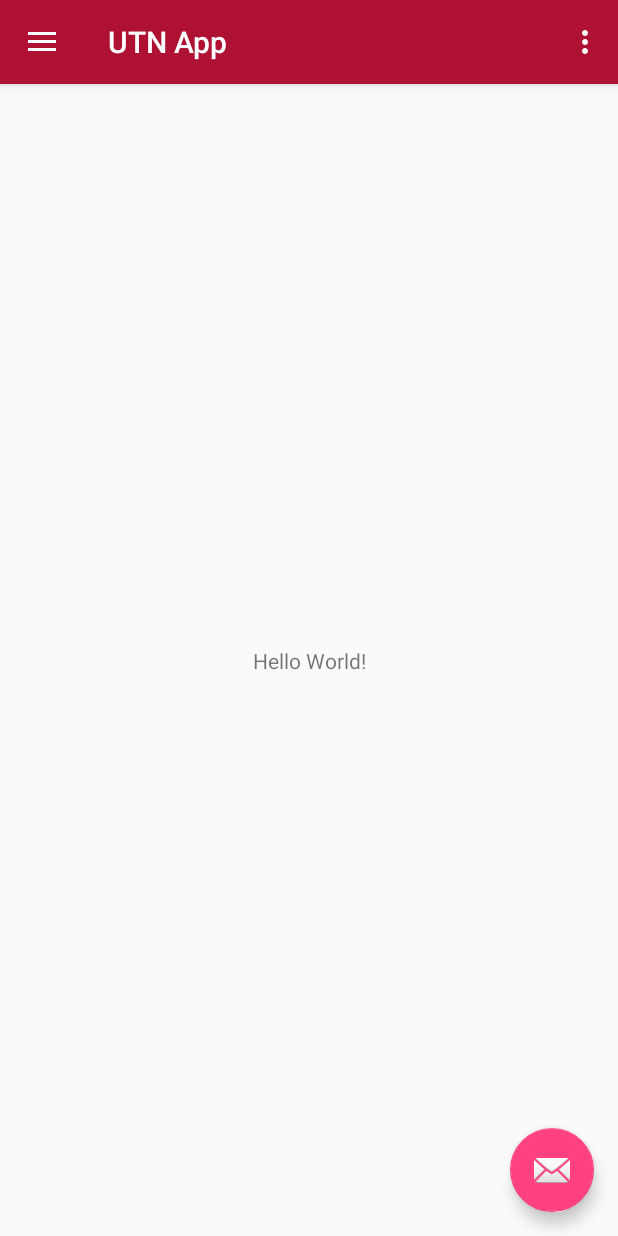
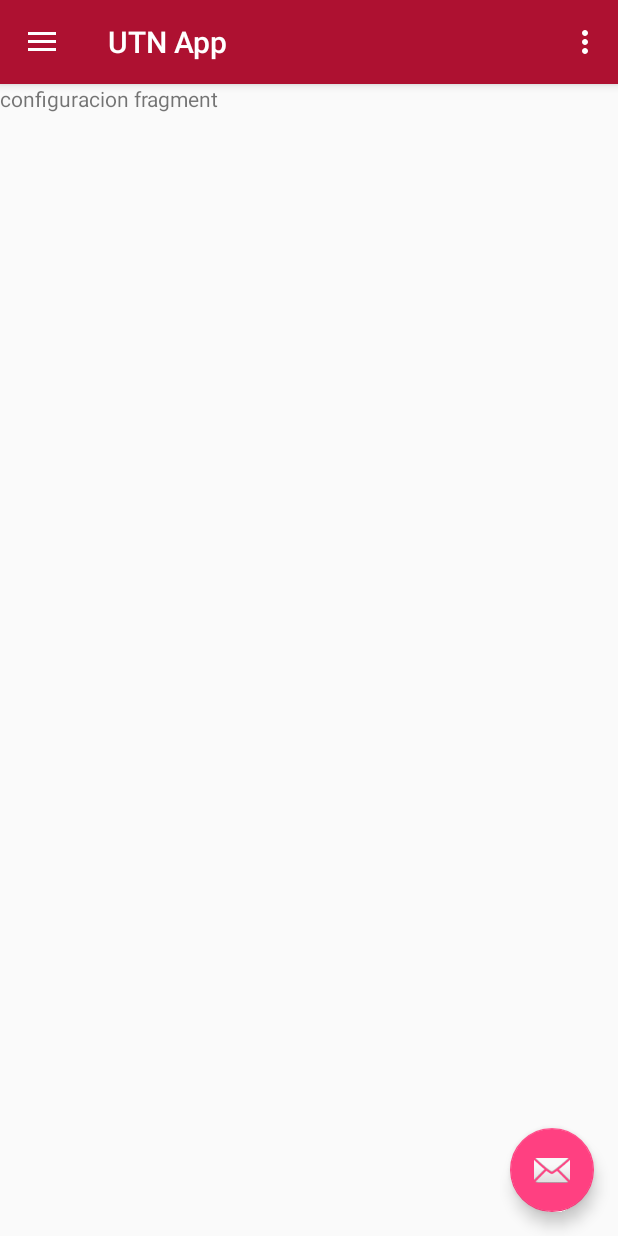
Before and after one commit to UTN-FRBA-Mobile/UTNApp, an Android app: the MainActivity screen opened directly, with no data from a screen before it, in the side drawer, after a tap on "Configuración", on a phone screen of 412 x 824 dp. Run offline under Robolectric (Android 15) with nearby library versions, the phone set to English and light mode, and no system bars.

Commit message:
crear fragments para las distintas pantallas

```diff
--- a/app/build.gradle
+++ b/app/build.gradle
@@ -27,5 +27,6 @@ dependencies {
     compile 'com.android.support:appcompat-v7:25.3.1'
     compile 'com.android.support:design:25.3.1'
     compile 'com.android.support.constraint:constraint-layout:1.0.2'
+    compile 'com.android.support:support-v4:25.3.1'
     testCompile 'junit:junit:4.12'
 }
--- a/app/src/main/AndroidManifest.xml
+++ b/app/src/main/AndroidManifest.xml
@@ -27,6 +27,7 @@
                 <action android:name="android.intent.action.MAIN" />
                 <category android:name="android.intent.category.LAUNCHER" />
             </intent-filter>
+
         </activity>
     </application>
 
--- /dev/null
+++ b/app/src/main/java/mobile20171c/utnapp/ConfiguracionFragment.java
@@ -0,0 +1,30 @@
+package mobile20171c.utnapp;
+
+import android.os.Bundle;
+import android.support.v4.app.Fragment;
+import android.view.LayoutInflater;
+import android.view.View;
+import android.view.ViewGroup;
+
+
+/**
+ * A simple {@link Fragment} subclass.
+ */
+public class ConfiguracionFragment extends Fragment {
+
+    public ConfiguracionFragment() {
+        // Required empty public constructor
+    }
+
+    public static ConfiguracionFragment newInstance() {
+        return new ConfiguracionFragment();
+    }
+
+    @Override
+    public View onCreateView(LayoutInflater inflater, ViewGroup container,
+                             Bundle savedInstanceState) {
+        // Inflate the layout for this fragment
+        return inflater.inflate(R.layout.fragment_configuracion, container, false);
+    }
+
+}
--- /dev/null
+++ b/app/src/main/java/mobile20171c/utnapp/CursosFragment.java
@@ -0,0 +1,30 @@
+package mobile20171c.utnapp;
+
+import android.os.Bundle;
+import android.support.v4.app.Fragment;
+import android.view.LayoutInflater;
+import android.view.View;
+import android.view.ViewGroup;
+
+
+/**
+ * A simple {@link Fragment} subclass.
+ */
+public class CursosFragment extends Fragment {
+
+    public CursosFragment() {
+        // Required empty public constructor
+    }
+
+    public static CursosFragment newInstance() {
+        return new CursosFragment();
+    }
+
+    @Override
+    public View onCreateView(LayoutInflater inflater, ViewGroup container,
+                             Bundle savedInstanceState) {
+        // Inflate the layout for this fragment
+        return inflater.inflate(R.layout.fragment_cursos, container, false);
+    }
+
+}
--- a/app/src/main/java/mobile20171c/utnapp/MainActivity.java
+++ b/app/src/main/java/mobile20171c/utnapp/MainActivity.java
@@ -40,6 +40,10 @@ public class MainActivity extends AppCompatActivity
 
         NavigationView navigationView = (NavigationView) findViewById(R.id.nav_view);
         navigationView.setNavigationItemSelectedListener(this);
+
+        getSupportFragmentManager().beginTransaction()
+                .replace(R.id.fragmentContainer, NoticiasFragment.newInstance(), "Fragment")
+                .commit();
     }
 
     @Override
@@ -81,13 +85,21 @@ public class MainActivity extends AppCompatActivity
         int id = item.getItemId();
 
         if (id == R.id.mis_cursos) {
-
+            getSupportFragmentManager().beginTransaction()
+                    .replace(R.id.fragmentContainer, CursosFragment.newInstance(), "Fragment")
+                    .commit();
         } else if (id == R.id.calendario) {
-
+            getSupportFragmentManager().beginTransaction()
+                    .replace(R.id.fragmentContainer, CalendarioFragment.newInstance(), "Fragment")
+                    .commit();
         } else if (id == R.id.noticias) {
-
+            getSupportFragmentManager().beginTransaction()
+                    .replace(R.id.fragmentContainer, NoticiasFragment.newInstance(), "Fragment")
+                    .commit();
         } else if (id == R.id.configuracion) {
-
+            getSupportFragmentManager().beginTransaction()
+                    .replace(R.id.fragmentContainer, ConfiguracionFragment.newInstance(), "Fragment")
+                    .commit();
         } else if (id == R.id.logout) {
 
         }
--- /dev/null
+++ b/app/src/main/java/mobile20171c/utnapp/NoticiasFragment.java
@@ -0,0 +1,30 @@
+package mobile20171c.utnapp;
+
+import android.os.Bundle;
+import android.support.v4.app.Fragment;
+import android.view.LayoutInflater;
+import android.view.View;
+import android.view.ViewGroup;
+
+
+/**
+ * A simple {@link Fragment} subclass.
+ */
+public class NoticiasFragment extends Fragment {
+
+    public NoticiasFragment() {
+        // Required empty public constructor
+    }
+
+    public static NoticiasFragment newInstance() {
+        return new NoticiasFragment();
+    }
+
+    @Override
+    public View onCreateView(LayoutInflater inflater, ViewGroup container,
+                             Bundle savedInstanceState) {
+        // Inflate the layout for this fragment
+        return inflater.inflate(R.layout.fragment_noticias, container, false);
+    }
+
+}
--- a/app/src/main/res/layout/content_main.xml
+++ b/app/src/main/res/layout/content_main.xml
@@ -8,13 +8,7 @@
     tools:context="mobile20171c.utnapp.MainActivity"
     tools:showIn="@layout/app_bar_main">
 
-    <TextView
-        android:layout_width="wrap_content"
-        android:layout_height="wrap_content"
-        android:text="Hello World!"
-        app:layout_constraintBottom_toBottomOf="parent"
-        app:layout_constraintLeft_toLeftOf="parent"
-        app:layout_constraintRight_toRightOf="parent"
-        app:layout_constraintTop_toTopOf="parent" />
-
+    <FrameLayout android:id="@+id/fragmentContainer"
+        android:layout_width="match_parent"
+        android:layout_height="match_parent" />
 </android.support.constraint.ConstraintLayout>
--- /dev/null
+++ b/app/src/main/res/layout/fragment_configuracion.xml
@@ -0,0 +1,13 @@
+<FrameLayout xmlns:android="http://schemas.android.com/apk/res/android"
+    xmlns:tools="http://schemas.android.com/tools"
+    android:layout_width="match_parent"
+    android:layout_height="match_parent"
+    tools:context="mobile20171c.utnapp.ConfiguracionFragment">
+
+    <!-- TODO: Update blank fragment layout -->
+    <TextView
+        android:layout_width="match_parent"
+        android:layout_height="match_parent"
+        android:text="@string/hello_configuracion_fragment" />
+
+</FrameLayout>
--- a/app/src/main/res/values/strings.xml
+++ b/app/src/main/res/values/strings.xml
@@ -24,4 +24,10 @@
     <string name="permission_rationale">"Contacts permissions are needed for providing email
         completions."
     </string>
+
+    <!-- TODO: Remove or change this placeholder text -->
+    <string name="hello_noticias_fragment">noticias fragment</string>
+    <string name="hello_calendario_fragment">calendario fragment</string>
+    <string name="hello_configuracion_fragment">configuracion fragment</string>
+    <string name="hello_cursos_fragment">cursos fragment</string>
 </resources>
```
Also changed, not shown: app/src/main/java/mobile20171c/utnapp/CalendarioFragment.java (added, +30 -0 lines), app/src/main/res/layout/fragment_calendario.xml (added, +13 -0 lines), app/src/main/res/layout/fragment_cursos.xml (added, +13 -0 lines), app/src/main/res/layout/fragment_noticias.xml (added, +12 -0 lines).
